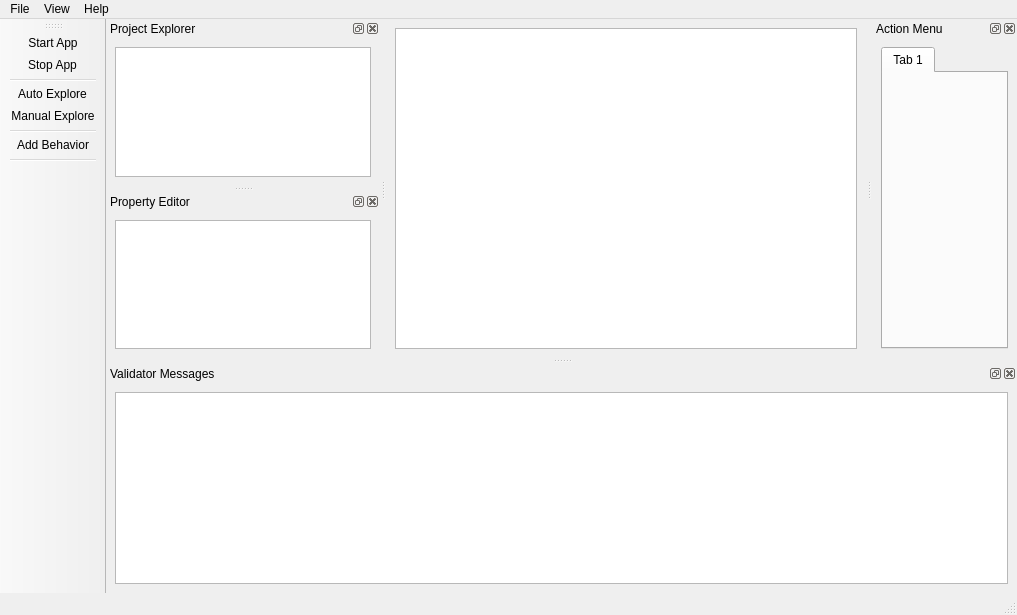
Before: the Qt Designer form src/gui/ui/facileview.ui in facade-technologies-inc/facile, drawn with Qt 5.
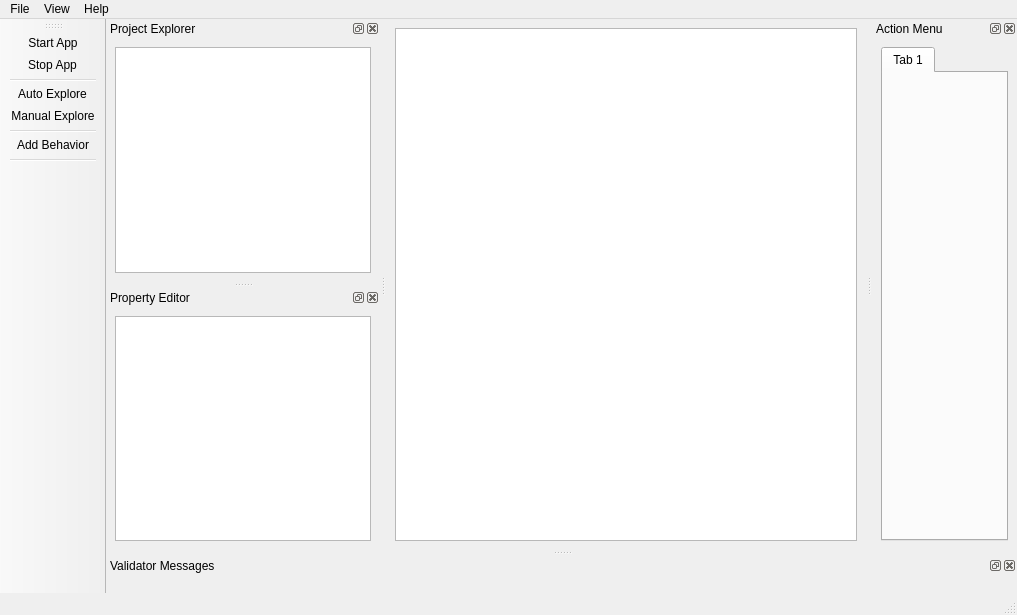
After: the same form once the commit is applied. Icons and pictures are not drawn.

Commit message: Validator View & Basic back-end algorithms and connections  (#126)

Patch:
```diff
--- a/src/gui/ui/facileview.ui
+++ b/src/gui/ui/facileview.ui
@@ -106,11 +106,7 @@
     <number>8</number>
    </attribute>
    <widget class="QWidget" name="dockWidgetContents_4">
-    <layout class="QVBoxLayout" name="verticalLayout_3">
-     <item>
-      <widget class="QListView" name="validatorView"/>
-     </item>
-    </layout>
+    <layout class="QVBoxLayout" name="verticalLayout_3"/>
    </widget>
   </widget>
   <widget class="QDockWidget" name="dockWidget_5">
```
Left out of the diff: 2 changed lines with no effect on the pictures. The commit also changes 10 other files.
